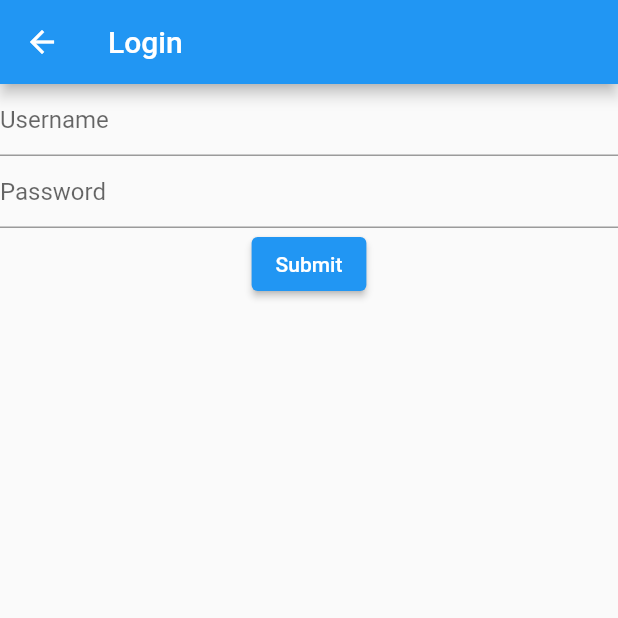
After one commit to GrimGaiden/riverpod_training, a Flutter app: the screen it shows after launch, after a tap on "login bien", on a phone screen of 412 x 824 dp, the top half of it. The commit adds this screen. Run offline on Flutter 3.47's test engine with Material 2 defaults, Android fonts, the phone set to English and light mode, and no system bars; our stand-ins replace appwrite, dio, flutter_riverpod, freezed_annotation, riverpod_annotation; generated files the repository leaves out were written again; network calls fail.

Commit message:
pruebas login

```diff
--- a/lib/features/home/view/home_page.dart
+++ b/lib/features/home/view/home_page.dart
@@ -33,6 +33,11 @@ class HomePage extends ConsumerWidget {
                 onPressed: () {
                   Navigator.of(context).pushNamed(Routes.loginHardcodeado);
                 }),
+            ElevatedButton(
+                child: const Text('login bien'),
+                onPressed: () {
+                  Navigator.of(context).pushNamed(Routes.loginView);
+                }),
           ],
         ),
       ),
--- /dev/null
+++ b/lib/features/login_bien/login_view.dart
@@ -0,0 +1,65 @@
+import 'package:flutter/material.dart';
+import 'package:flutter_riverpod/flutter_riverpod.dart';
+
+import '../../routes/routes.dart';
+import '../login_hardcodeado/data/appwrite_cliente.dart';
+
+class LoginView extends ConsumerWidget {
+  const LoginView({super.key});
+
+  @override
+  Widget build(BuildContext context, WidgetRef ref) {
+    TextEditingController userLoginController = TextEditingController();
+    TextEditingController userPasswordController = TextEditingController();
+    return Scaffold(
+      appBar: AppBar(
+        title: const Text("Login"),
+      ),
+      body: Center(
+        /// make a login form, with a username and password field
+        child: Form(
+          child: Column(
+            children: [
+              TextFormField(
+                controller: userLoginController,
+                decoration: const InputDecoration(
+                  hintText: 'Username',
+                ),
+              ),
+              TextFormField(
+                controller: userPasswordController,
+                obscureText: true,
+                decoration: const InputDecoration(
+                  hintText: 'Password',
+                ),
+              ),
+              ElevatedButton(
+                onPressed: () async {
+                  showDialog(
+                      context: context,
+                      builder: (context) {
+                        return Center(
+                          child: const CircularProgressIndicator(),
+                        );
+                      });
+                  await ref
+                      .read(authStateProvider.notifier)
+                      .login(
+                          userLoginController.text, userPasswordController.text)
+                      .whenComplete(() => null)
+                      .then(
+                    (value) {
+                      print('==value en login==   $value');
+                      Navigator.of(context).pushNamed(Routes.loginSuccessful);
+                    },
+                  );
+                },
+                child: const Text('Submit'),
+              ),
+            ],
+          ),
+        ),
+      ),
+    );
+  }
+}
--- a/lib/features/login_hardcodeado/data/appwrite_cliente.dart
+++ b/lib/features/login_hardcodeado/data/appwrite_cliente.dart
@@ -28,6 +28,8 @@ class AuthState extends _$AuthState {
     try {
       model.Session response =
           await accountAW.createEmailSession(email: mail, password: password);
+      log('username: ${mail}');
+      log('Pass: ${password}');
       log('appwrite_cliente: login con userid: ${response.userId}}');
       log('idSession: ${response.$id}}');
 
--- a/lib/features/login_hardcodeado/views/login_hardcodeado.dart
+++ b/lib/features/login_hardcodeado/views/login_hardcodeado.dart
@@ -13,6 +13,9 @@ class LoginHardcodeadoView extends ConsumerWidget {
     // final auth = ref.read(authStateProvider.notifier).loginHardcodeado();
     // Session response;
     return Scaffold(
+      appBar: AppBar(
+        title: const Text("Login hardcodeado"),
+      ),
       floatingActionButton: FloatingActionButton(
         // onPressed: () async {
         //   response = await ref
@@ -35,7 +38,7 @@ class LoginHardcodeadoView extends ConsumerWidget {
               });
           await ref
               .read(authStateProvider.notifier)
-              .login('grimgaiden@pm.me', '12345678')
+              .login('raulmestas@gmail.com', '12345678')
               .whenComplete(() => null)
               .then(
             (value) {
--- a/lib/routes/app_routes.dart
+++ b/lib/routes/app_routes.dart
@@ -3,6 +3,7 @@ import 'package:riverpod_training/features/login_hardcodeado/views/login_hardcod
 import 'package:riverpod_training/routes/routes.dart';
 
 import '../features/joke/view/joke_page.dart';
+import '../features/login_bien/login_view.dart';
 import '../features/login_hardcodeado/views/login_successful.dart';
 import '../features/rick_morty/view/ram_view.dart';
 
@@ -13,6 +14,7 @@ class AppRoutes {
     Routes.ram: (context) => const RAMView(),
     Routes.loginHardcodeado: (context) => const LoginHardcodeadoView(),
     Routes.loginSuccessful: (context) => const LoginSuccessfulView(),
+    Routes.loginView: (context) => const LoginView(),
     // Routes.products: (context) => const ProductsPage(),
   };
 }
--- a/lib/routes/routes.dart
+++ b/lib/routes/routes.dart
@@ -4,6 +4,7 @@ class Routes {
   static const String ram = "/ram";
   static const String loginHardcodeado = "/login_hardcodeado";
   static const String loginSuccessful = "/login_successful";
+  static const String loginView = "/login_view";
 
   // static const String products = "/products";
 }
```
Also changed, not shown: 1 other file.
